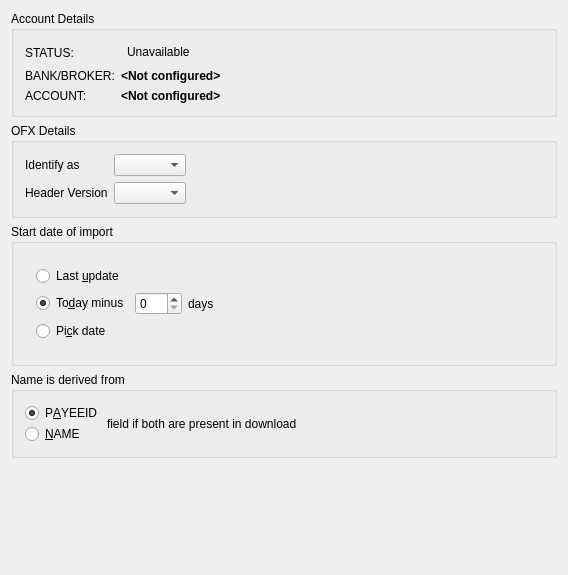
KDE/kmymoney, file kmymoney/plugins/ofximport/dialogs/konlinebankingstatusdecl.ui: the form before one commit.
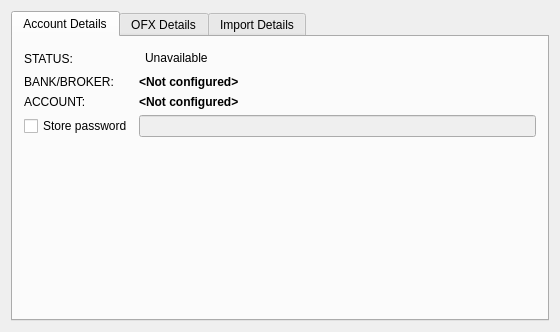
The form after the commit. Custom widgets are drawn as their Qt base class.

Commit message:
- Allow to modify the OFX banking password - Allow to suppress storage of OFX banking password
Integration of KWallet is still pending

The edit to the form file:
```diff
--- a/kmymoney/plugins/ofximport/dialogs/konlinebankingstatusdecl.ui
+++ b/kmymoney/plugins/ofximport/dialogs/konlinebankingstatusdecl.ui
@@ -6,16 +6,20 @@
    <rect>
     <x>0</x>
     <y>0</y>
-    <width>568</width>
-    <height>575</height>
+    <width>560</width>
+    <height>332</height>
    </rect>
   </property>
-  <layout class="QVBoxLayout" name="verticalLayout_4">
+  <layout class="QVBoxLayout" name="verticalLayout_5">
    <item>
-    <widget class="QGroupBox" name="groupBox1">
-     <property name="title">
+    <widget class="QTabWidget" name="tabWidget">
+     <property name="currentIndex">
+      <number>0</number>
+     </property>
+     <widget class="QWidget" name="accountTab">
+      <attribute name="title">
       <string>Account Details</string>
-     </property>
+      </attribute>
      <layout class="QVBoxLayout" name="verticalLayout_2">
       <item>
        <layout class="QGridLayout" name="gridLayout_2">
@@ -136,16 +140,47 @@
           </property>
          </widget>
         </item>
-       </layout>
-      </item>
-     </layout>
-    </widget>
+         <item row="3" column="0">
+          <widget class="QCheckBox" name="m_storePassword">
+           <property name="text">
+            <string>Store password</string>
+           </property>
+          </widget>
+         </item>
+         <item row="3" column="1">
+          <widget class="KLineEdit" name="m_password">
+           <property name="enabled">
+            <bool>false</bool>
+           </property>
+           <property name="showClearButton" stdset="0">
+            <bool>true</bool>
+           </property>
+           <property name="passwordMode">
+            <bool>true</bool>
+           </property>
+          </widget>
+         </item>
+        </layout>
    </item>
    <item>
-    <widget class="QGroupBox" name="groupBox2">
-     <property name="title">
+        <spacer name="verticalSpacer_3">
+         <property name="orientation">
+          <enum>Qt::Vertical</enum>
+         </property>
+         <property name="sizeHint" stdset="0">
+          <size>
+           <width>20</width>
+           <height>143</height>
+          </size>
+         </property>
+        </spacer>
+       </item>
+      </layout>
+     </widget>
+     <widget class="QWidget" name="ofxTab">
+      <attribute name="title">
       <string>OFX Details</string>
-     </property>
+      </attribute>
      <layout class="QVBoxLayout" name="verticalLayout_3">
       <item>
        <layout class="QGridLayout" name="gridLayout_1">
@@ -193,9 +228,26 @@
         </item>
        </layout>
       </item>
-     </layout>
-    </widget>
-   </item>
+       <item>
+        <spacer name="verticalSpacer_2">
+         <property name="orientation">
+          <enum>Qt::Vertical</enum>
+         </property>
+         <property name="sizeHint" stdset="0">
+          <size>
+           <width>20</width>
+           <height>195</height>
+          </size>
+         </property>
+        </spacer>
+       </item>
+      </layout>
+     </widget>
+     <widget class="QWidget" name="importTab">
+      <attribute name="title">
+       <string>Import Details</string>
+      </attribute>
+      <layout class="QVBoxLayout" name="verticalLayout_4">
    <item>
     <widget class="QGroupBox" name="buttonGroupBox2">
      <property name="title">
@@ -214,6 +266,9 @@
          <number>0</number>
         </property>
         <layout class="QGridLayout" name="gridLayout">
+             <property name="sizeConstraint">
+              <enum>QLayout::SetMinimumSize</enum>
+             </property>
          <item row="0" column="0" colspan="2">
           <widget class="QRadioButton" name="m_lastUpdateRB">
            <property name="text">
@@ -372,16 +427,17 @@
      <property name="orientation">
       <enum>Qt::Vertical</enum>
      </property>
-     <property name="sizeType">
-      <enum>QSizePolicy::Expanding</enum>
-     </property>
      <property name="sizeHint" stdset="0">
       <size>
        <width>20</width>
-       <height>50</height>
+           <height>0</height>
       </size>
      </property>
     </spacer>
+       </item>
+      </layout>
+     </widget>
+    </widget>
    </item>
   </layout>
  </widget>
@@ -398,6 +454,11 @@
    <extends>QWidget</extends>
    <header>kled.h</header>
   </customwidget>
+  <customwidget>
+   <class>KLineEdit</class>
+   <extends>QLineEdit</extends>
+   <header>klineedit.h</header>
+  </customwidget>
   <customwidget>
    <class>KComboBox</class>
    <extends>QComboBox</extends>
```
Left out of the diff: 34 changed lines with no effect on the pictures. Lines whose indentation alone changed are shown as unchanged. The commit also changes 5 other files.
